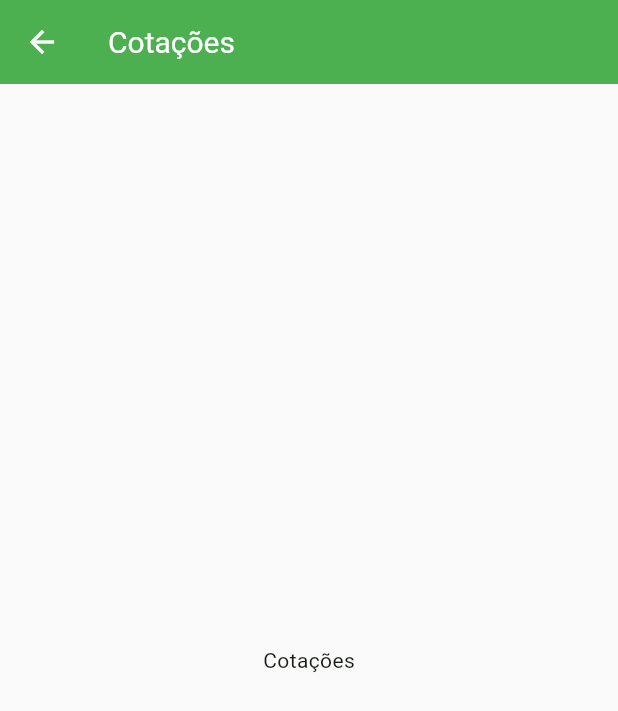
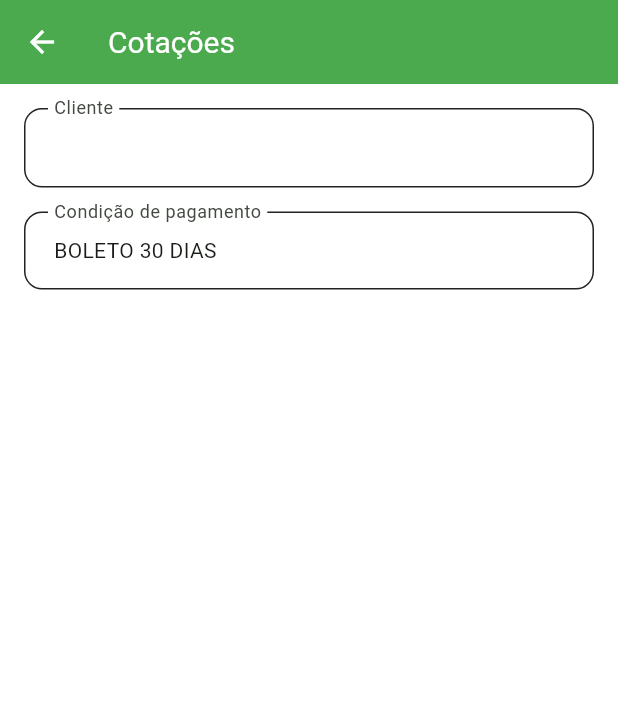
Before and after one commit to leandro-pilz/app_vendas_lite, a Flutter app: the QuotesPage screen opened by its route, on a phone screen of 412 x 824 dp. Shown: the top 711 px of the screen. Run offline on Flutter 3.47's test engine with Material 2 defaults, Android fonts, the phone set to English and light mode, and no system bars; our stand-ins replace brasil_fields, go_router, sqflite; accounts and stored records are empty.

Commit message:
feat - Criados os componentes de text field custom, debouncer, extensions

```diff
--- a/lib/ui/pages/home_page.dart
+++ b/lib/ui/pages/home_page.dart
@@ -11,7 +11,8 @@ class HomePage extends StatelessWidget {
   @override
   Widget build(BuildContext context) {
     return AppScaffold(
-      title: 'Venda fácil',
+      title: '',
+      // title: 'Venda fácil',
       child: _body(context: context),
       usePaddingDefault: false,
     );
--- a/lib/ui/pages/quote_pages/quotes_page.dart
+++ b/lib/ui/pages/quote_pages/quotes_page.dart
@@ -1,16 +1,42 @@
+import 'package:app_vendas_lite/entities/customer_entity.dart';
 import 'package:flutter/material.dart';
+import 'package:go_router/go_router.dart';
 
+import '/ui/widgets/text_field_custom.dart';
+import '../../utils/constants.dart';
 import '../../widgets/app_scaffold.dart';
 
-class QuotesPage extends StatelessWidget {
+class QuotesPage extends StatefulWidget {
   const QuotesPage({super.key});
 
   @override
+  State<QuotesPage> createState() => _QuotesPageState();
+}
+
+class _QuotesPageState extends State<QuotesPage> {
+  CustomerEntity? customerSelected;
+
+  @override
   Widget build(BuildContext context) {
-    return const AppScaffold(
+    return AppScaffold(
       title: 'Cotações',
-      child: Center(
-        child: Text('Cotações'),
+      child: Column(
+        children: [
+          TextFieldCustom(
+            text: customerSelected == null ? '' : customerSelected?.name ?? '',
+            label: 'Cliente',
+            onTap: () async {
+              final result = await context.pushNamed('cliente', extra: true);
+              if (result != null) {
+                setState(() {
+                  customerSelected = (result as CustomerEntity);
+                });
+              }
+            },
+          ),
+          SizedBox(height: kMediumPadding),
+          TextFieldCustom(text: 'BOLETO 30 DIAS', label: 'Condição de pagamento'),
+        ],
       ),
     );
   }
--- a/lib/ui/router.dart
+++ b/lib/ui/router.dart
@@ -67,7 +67,7 @@ final router = GoRouter(
           pageBuilder: (context, state) {
             return CustomTransitionPage(
               key: state.pageKey,
-              child: const CustomersPage(),
+              child: CustomersPage(returnCustomerSelectedPop: state.extra as bool?),
               transitionsBuilder: (context, animation, secondaryAnimation, child) {
                 return FadeTransition(
                   opacity: CurveTween(curve: Curves.easeInOutSine).animate(animation),
--- a/lib/ui/utils/theme_custom.dart
+++ b/lib/ui/utils/theme_custom.dart
@@ -4,16 +4,15 @@ import 'constants.dart';
 
 final themeCustom = ThemeData(
   appBarTheme: AppBarTheme(
-    iconTheme: const IconThemeData(
-      color: Colors.white
-    ),
+    elevation: 3.0,
+    iconTheme: const IconThemeData(color: Colors.white),
     color: Colors.green.shade500,
     titleTextStyle: const TextStyle(
       color: Colors.white,
       fontSize: kVeryLargeFontSize,
     ),
   ),
-  scaffoldBackgroundColor: Colors.grey.shade50,
+  scaffoldBackgroundColor: Colors.white,
   colorScheme: ColorScheme.fromSeed(seedColor: Colors.green),
   useMaterial3: true,
   cardTheme: CardTheme(
@@ -24,4 +23,42 @@ final themeCustom = ThemeData(
       borderRadius: BorderRadius.circular(kBorderRadiusDefault),
     ),
   ),
+  inputDecorationTheme: InputDecorationTheme(
+    filled: true,
+    fillColor: Colors.white,
+    hintStyle: const TextStyle(
+      color: Colors.black45
+    ),
+    contentPadding: const EdgeInsets.symmetric(
+      vertical: kVerySmallPadding,
+    ),
+    focusedBorder: OutlineInputBorder(
+      borderRadius: BorderRadius.circular(kBorderRadiusDefault),
+      borderSide: const BorderSide(
+        color: Colors.white,
+        width: 0.0,
+      ),
+    ),
+    disabledBorder: OutlineInputBorder(
+      borderRadius: BorderRadius.circular(kBorderRadiusDefault),
+      borderSide: const BorderSide(
+        color: Colors.white,
+        width: 0.0,
+      ),
+    ),
+    enabledBorder: OutlineInputBorder(
+      borderRadius: BorderRadius.circular(kBorderRadiusDefault),
+      borderSide: const BorderSide(
+        color: Colors.white,
+        width: 0.0,
+      ),
+    ),
+    border: OutlineInputBorder(
+      borderRadius: BorderRadius.circular(kBorderRadiusDefault),
+      borderSide: const BorderSide(
+        color: Colors.white,
+        width: 0.0,
+      ),
+    ),
+  ),
 );
--- a/lib/ui/widgets/app_scaffold.dart
+++ b/lib/ui/widgets/app_scaffold.dart
@@ -1,12 +1,15 @@
 import 'package:flutter/material.dart';
 
 import '/ui/utils/constants.dart';
+import '/ui/widgets/seach_field_custom.dart';
 
 class AppScaffold extends StatelessWidget {
   final Widget child;
   final String? title;
-  final bool? usePaddingDefault, useAppBar;
+  final bool? usePaddingDefault, useAppBar, useSearchField;
   final Color? bodyBackgroundColor;
+  final Function(String value)? onChanged;
+  final VoidCallback? onClear;
 
   const AppScaffold({
     super.key,
@@ -14,7 +17,10 @@ class AppScaffold extends StatelessWidget {
     this.title,
     this.usePaddingDefault,
     this.useAppBar,
+    this.useSearchField,
     this.bodyBackgroundColor,
+    this.onChanged,
+    this.onClear,
   });
 
   @override
@@ -22,7 +28,20 @@ class AppScaffold extends StatelessWidget {
     return Scaffold(
       appBar: (useAppBar ?? true)
           ? AppBar(
-              title: title != null ? Text(title!) : null,
+              title: !(useSearchField ?? false)
+                  ? Text(title ?? '')
+                  : SearchFieldCustom(
+                      onChanged: (value) {
+                        if (onChanged != null) {
+                          onChanged!(value);
+                        }
+                      },
+                      onClear: () {
+                        if (onClear != null) {
+                          onClear!();
+                        }
+                      },
+                    ),
             )
           : null,
       body: _body(),
--- /dev/null
+++ b/lib/ui/widgets/text_field_custom.dart
@@ -0,0 +1,34 @@
+import 'package:flutter/material.dart';
+
+import '../utils/constants.dart';
+import 'ink_well_custom.dart';
+
+class TextFieldCustom extends StatelessWidget {
+  final String text;
+  final String label;
+  final VoidCallback? onTap;
+
+  const TextFieldCustom({super.key, required this.text, required this.label, this.onTap});
+
+  @override
+  Widget build(BuildContext context) {
+    return InkWellCustom(
+      onTap: () {
+        if (onTap != null) {
+          onTap!();
+        }
+      },
+      child: InputDecorator(
+        decoration: InputDecoration(
+          contentPadding: const EdgeInsets.all(kMediumPadding),
+          labelText: label,
+          enabledBorder: OutlineInputBorder(
+            borderRadius: BorderRadius.circular(kBorderRadiusDefault),
+            borderSide: const BorderSide(color: Colors.black87),
+          ),
+        ),
+        child: Text(text),
+      ),
+    );
+  }
+}
```
Also changed, not shown: lib/ui/pages/customer_pages/customers_page.dart (+13 -3 lines), lib/ui/utils/constants.dart (+13 -0 lines), lib/ui/utils/debouncer.dart (added, +18 -0 lines), lib/ui/utils/extensions.dart (added, +8 -0 lines), lib/ui/utils/util.dart (+11 -0 lines), lib/ui/widgets/seach_field_custom.dart (added, +77 -0 lines).
